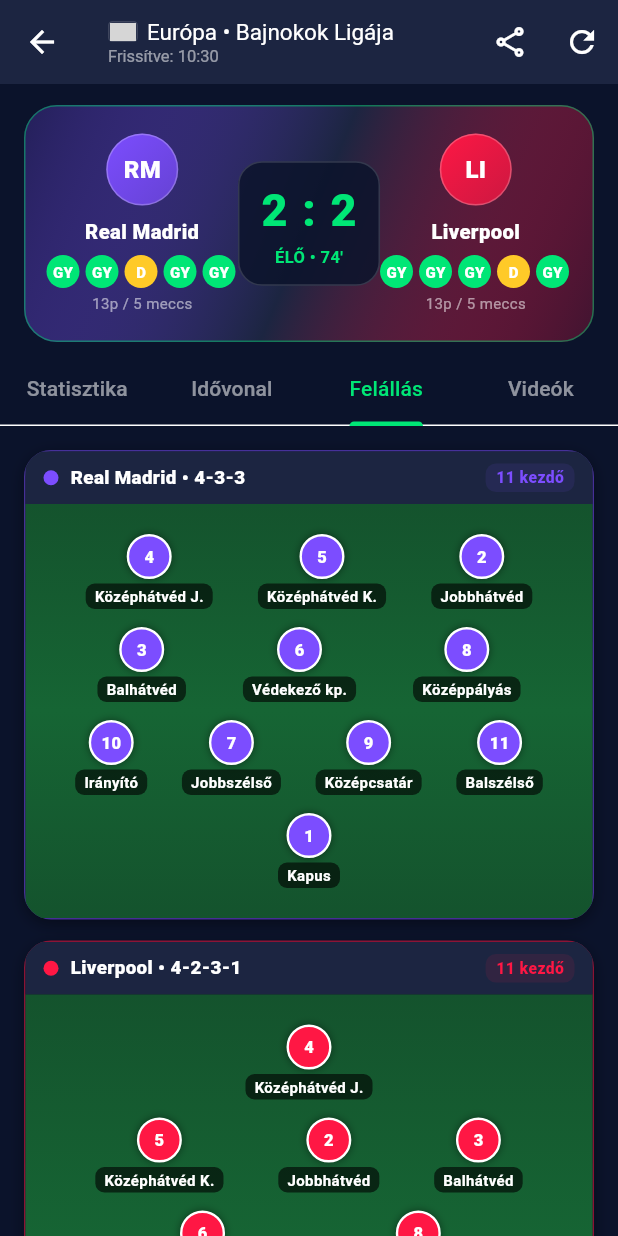
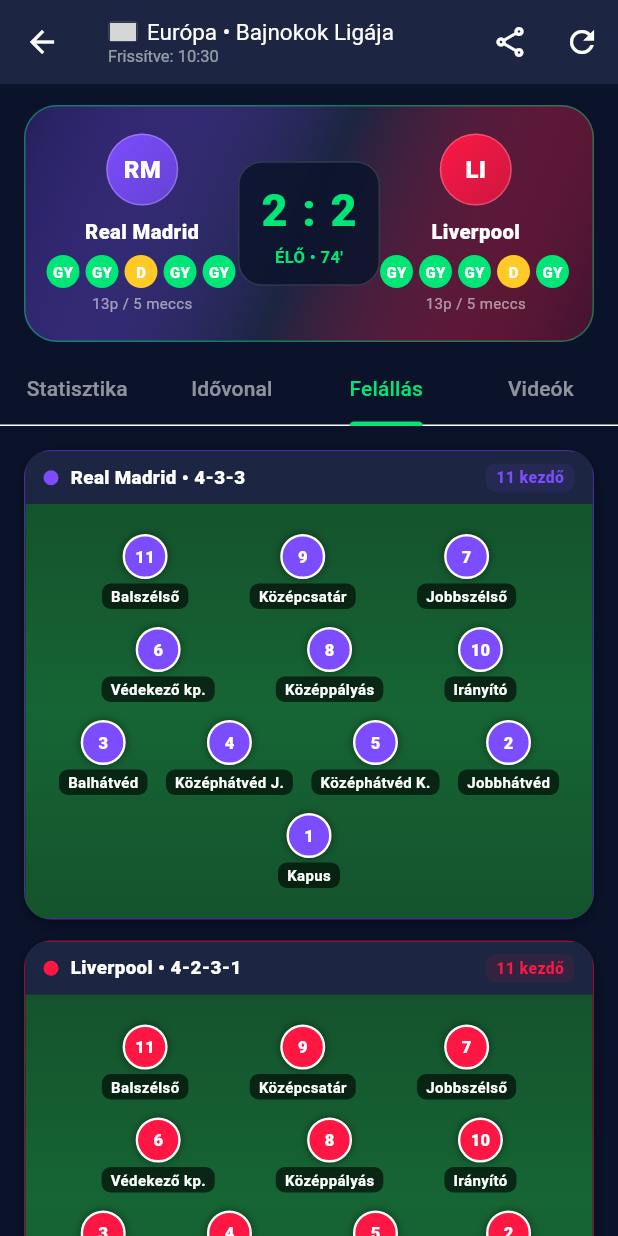
Before and after one commit to apagyizsolt6-ship-it/zsoltscores, a Flutter app: the MatchStatsScreen screen opened directly with sample values from the repository, tab 3 chosen, on a phone screen of 412 x 824 dp. Run offline on Flutter 3.47's test engine with Material 3 defaults, Android fonts, the phone set to English and light mode, and no system bars; our stand-ins replace shared_preferences; accounts and stored records are empty; grey boxes are pictures that could not be loaded.

Commit message:
Enhance player classification and formation parsing
Added classification logic for player positions and updated formation parsing to handle different lineup structures.

```diff
--- a/lib/widgets/common_widgets.dart
+++ b/lib/widgets/common_widgets.dart
@@ -210,6 +210,8 @@ class CachedTeamLogo extends StatelessWidget {
   }
 }
 
+enum _PitchLine { gk, def, mid, fwd }
+
 class FormationPitchView extends StatelessWidget {
   final String teamName;
   final Color accent;
@@ -235,67 +237,174 @@ class FormationPitchView extends StatelessWidget {
     return last;
   }
 
+  _PitchLine _classifyLine(LineupPlayer pl) {
+    final text = '${pl.position} ${pl.name}'.toLowerCase();
+    final numStr = pl.number.trim();
+
+    if (numStr == '1' ||
+        text.contains('kapus') ||
+        text.contains('gk') ||
+        text.contains('goalkeeper') ||
+        RegExp(r'\bg\b').hasMatch(text)) {
+      return _PitchLine.gk;
+    }
+
+    if (text.contains('csatár') ||
+        text.contains('szélső') ||
+        text.contains('támadó') ||
+        text.contains('striker') ||
+        text.contains('forward') ||
+        text.contains('winger') ||
+        text.contains('st') ||
+        text.contains('cf') ||
+        text.contains('lw') ||
+        text.contains('rw') ||
+        text.contains('fw')) {
+      return _PitchLine.fwd;
+    }
+
+    if (text.contains('hátvéd') ||
+        text.contains('védő') ||
+        text.contains('back') ||
+        text.contains('defender') ||
+        text.contains('cb') ||
+        text.contains('lb') ||
+        text.contains('rb') ||
+        text.contains('lwb') ||
+        text.contains('rwb') ||
+        text.contains('def')) {
+      return _PitchLine.def;
+    }
+
+    if (text.contains('irányító') ||
+        text.contains('középpály') ||
+        text.contains('szűrő') ||
+        text.contains('kp') ||
+        text.contains('mid') ||
+        text.contains('cam') ||
+        text.contains('cdm') ||
+        text.contains('cm') ||
+        text.contains('lm') ||
+        text.contains('rm')) {
+      return _PitchLine.mid;
+    }
+
+    final n = int.tryParse(numStr) ?? 0;
+    if (n == 1) return _PitchLine.gk;
+    if (n >= 2 && n <= 5) return _PitchLine.def;
+    if (n >= 6 && n <= 8) return _PitchLine.mid;
+    if (n >= 9 && n <= 11) return _PitchLine.fwd;
+    return _PitchLine.mid;
+  }
+
+  /// Balról jobbra rendezési kulcs:
+  /// -1 = bal oldal (balhátvéd, balszélső, baloldali...)
+  ///  0 = középső / irányító / középcsatár / kp.
+  /// +1 = jobb oldal (jobbhátvéd, jobbszélső, jobboldali...)
+  int _horizontalSortOrder(LineupPlayer pl) {
+    final text = '${pl.position} ${pl.name}'.toLowerCase();
+
+    final isLeft = text.contains('bal') ||
+        text.contains('left') ||
+        RegExp(r'\b(lb|lwb|lw|lm)\b').hasMatch(text);
+    final isRight = text.contains('jobb') ||
+        text.contains('right') ||
+        RegExp(r'\b(rb|rwb|rw|rm)\b').hasMatch(text);
+
+    if (isLeft && !isRight) return -1;
+    if (isRight && !isLeft) return 1;
+
+    final isCenter = text.contains('közép') ||
+        text.contains('irányító') ||
+        text.contains('szűrő') ||
+        text.contains('kp') ||
+        RegExp(r'\b(cb|cdm|cm|cam|cf|st)\b').hasMatch(text);
+    if (isCenter) return 0;
+
+    return 0;
+  }
+
   List<int> _parseFormationCounts(String formation) {
-    final matches = RegExp(r'\d+').allMatches(formation).map((m) => int.tryParse(m.group(0)!) ?? 0).where((n) => n > 0).toList();
-    return matches;
+    return RegExp(r'\d+')
+        .allMatches(formation)
+        .map((m) => int.tryParse(m.group(0)!) ?? 0)
+        .where((n) => n > 0)
+        .toList();
   }
 
   List<List<LineupPlayer>> _buildRows(List<LineupPlayer> starters, String formation) {
     if (starters.isEmpty) return const [];
 
-    LineupPlayer? gkPlayer;
-    final outfield = <LineupPlayer>[];
+    final gk = <LineupPlayer>[];
+    final def = <LineupPlayer>[];
+    final mid = <LineupPlayer>[];
+    final fwd = <LineupPlayer>[];
 
     for (final pl in starters) {
-      final pos = pl.position.trim().toUpperCase();
-      final nameUp = pl.name.trim().toUpperCase();
-      final isGk = gkPlayer == null &&
-          (pl.number.trim() == '1' ||
-              pos.startsWith('G') ||
-              pos.contains('GK') ||
-              pos.contains('KAPUS') ||
-              nameUp.startsWith('KAPUS'));
-      if (isGk) {
-        gkPlayer = pl;
-      } else {
-        outfield.add(pl);
+      switch (_classifyLine(pl)) {
+        case _PitchLine.gk:
+          if (gk.isEmpty) {
+            gk.add(pl);
+          } else {
+            mid.add(pl);
+          }
+          break;
+        case _PitchLine.def:
+          def.add(pl);
+          break;
+        case _PitchLine.mid:
+          mid.add(pl);
+          break;
+        case _PitchLine.fwd:
+          fwd.add(pl);
+          break;
       }
     }
 
+    int compareHoriz(LineupPlayer a, LineupPlayer b) {
+      final ha = _horizontalSortOrder(a);
+      final hb = _horizontalSortOrder(b);
+      if (ha != hb) return ha.compareTo(hb);
+      final na = int.tryParse(a.number.trim()) ?? 99;
+      final nb = int.tryParse(b.number.trim()) ?? 99;
+      return na.compareTo(nb);
+    }
+
+    def.sort(compareHoriz);
+    mid.sort(compareHoriz);
+    fwd.sort(compareHoriz);
+
     final counts = _parseFormationCounts(formation);
-    if (counts.isNotEmpty) {
-      final sumCounts = counts.fold<int>(0, (a, b) => a + b);
-      final pool = sumCounts <= outfield.length ? outfield : starters;
+
+    // Ha pl. 4-2-3-1 (4 szám van a formációban) és a középpályásokat két sorra bontjuk
+    if (counts.length == 4 && mid.length >= counts[1] + counts[2]) {
       final rows = <List<LineupPlayer>>[];
-      var cursor = 0;
+      if (fwd.isNotEmpty) rows.add(fwd);
 
-      // Felülről lefelé: támadók -> középpályások -> védők -> kapus
-      for (final cnt in counts.reversed) {
-        if (cursor >= pool.length) break;
-        final take = cnt.clamp(1, pool.length - cursor);
-        rows.add(pool.sublist(cursor, cursor + take));
-        cursor += take;
-      }
+      final amCount = counts[2].clamp(1, mid.length);
+      final attackingMid = mid.sublist(0, amCount);
+      final holdingMid = mid.sublist(amCount);
 
-      if (cursor < pool.length && rows.isNotEmpty) {
-        rows.first.addAll(pool.sublist(cursor));
-      }
-
-      if (gkPlayer != null) {
-        rows.add([gkPlayer]);
-      }
+      if (attackingMid.isNotEmpty) rows.add(attackingMid);
+      if (holdingMid.isNotEmpty) rows.add(holdingMid);
+      if (def.isNotEmpty) rows.add(def);
+      if (gk.isNotEmpty) rows.add(gk);
       return rows;
     }
 
     final rows = <List<LineupPlayer>>[];
-    for (var i = 0; i < outfield.length; i += 4) {
-      rows.add(outfield.sublist(i, (i + 4).clamp(0, outfield.length)));
+    if (fwd.isNotEmpty) rows.add(fwd);
+    if (mid.isNotEmpty) rows.add(mid);
+    if (def.isNotEmpty) rows.add(def);
+    if (gk.isNotEmpty) rows.add(gk);
+
+    if (rows.isNotEmpty) return rows;
+
+    final fallback = <List<LineupPlayer>>[];
+    for (var i = 0; i < starters.length; i += 4) {
+      fallback.add(starters.sublist(i, (i + 4).clamp(0, starters.length)));
     }
-    final ordered = rows.reversed.toList();
-    if (gkPlayer != null) {
-      ordered.add([gkPlayer]);
-    }
-    return ordered;
+    return fallback.reversed.toList();
   }
 
   @override
```
